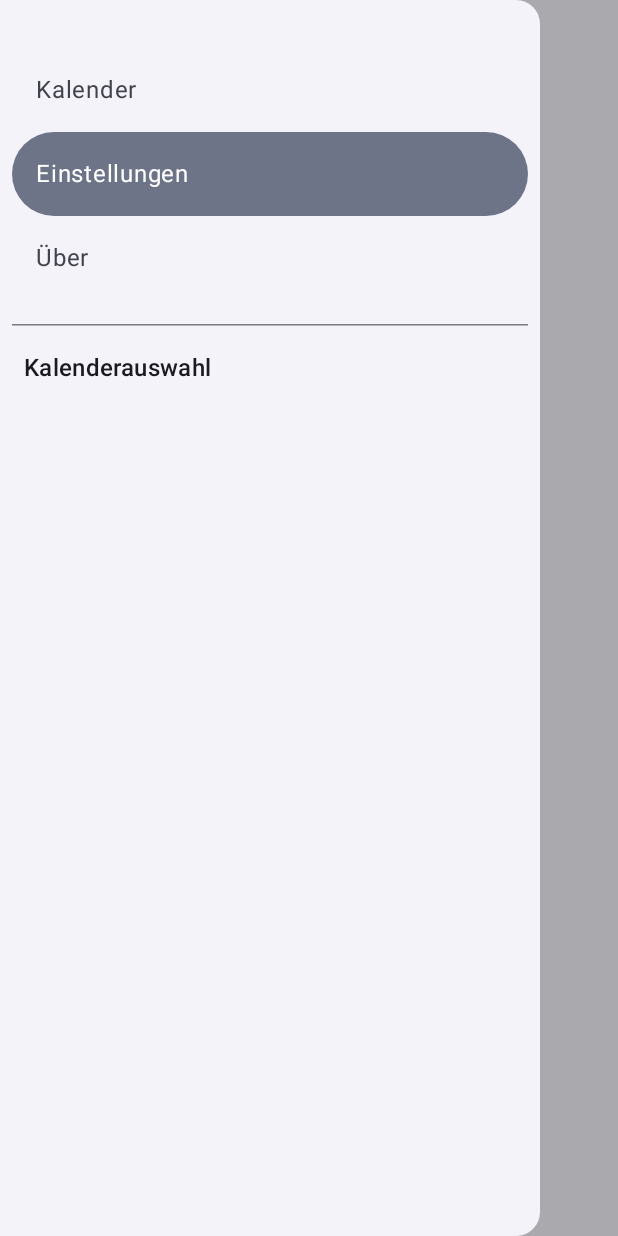
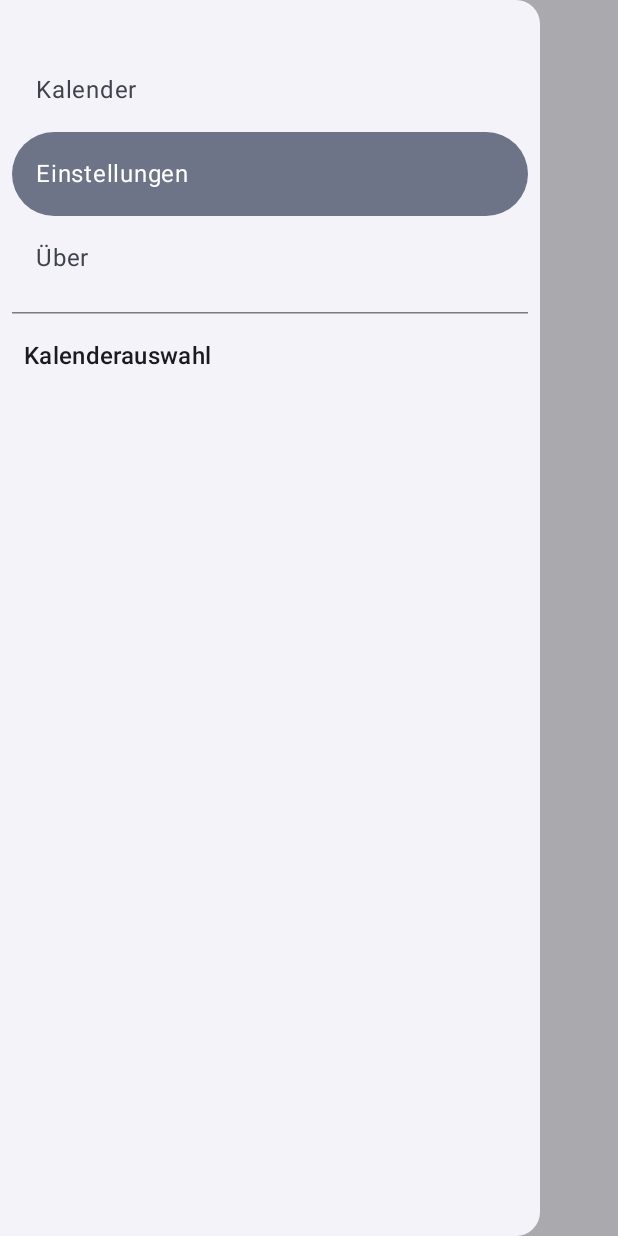
Before and after one commit to MTRNord/NordicCalendar, an Android app built with Jetpack Compose: the SettingsView screen opened through its navigation route, after a tap on "Menü", on a phone screen of 412 x 824 dp. Run offline under Robolectric (Android 15) with nearby library versions, the phone set to English and light mode, and no system bars; our stand-ins replace Dagger/Hilt's generated code; libraries missing offline, so code that uses them is left out: me.zhanghai.compose; missing, so only their content is drawn: ProvidePreferenceLocals; 1 statement that could not run was skipped.

Commit message:
Fix some oddness with the sidebar in the event details

```diff
--- a/app/src/main/java/space/midnightthoughts/nordiccalendar/components/AppScaffold.kt
+++ b/app/src/main/java/space/midnightthoughts/nordiccalendar/components/AppScaffold.kt
@@ -28,6 +28,60 @@ import space.midnightthoughts.nordiccalendar.R
 
 @OptIn(ExperimentalMaterial3Api::class)
 @Composable
+private fun AppScaffoldContent(
+    title: String?,
+    isBackButtonVisible: Boolean,
+    navController: NavController,
+    onBackClick: (() -> Unit)? = null,
+    floatingActionButton: (@Composable () -> Unit)? = null,
+    content: @Composable (Modifier) -> Unit,
+    onMenuClick: (() -> Unit)? = null
+) {
+    Scaffold(
+        topBar = {
+            TopAppBar(
+                title = {
+                    if (title == null) {
+                        Text(stringResource(R.string.app_name))
+                    } else {
+                        Text(title)
+                    }
+                },
+                navigationIcon = {
+                    if (isBackButtonVisible) {
+                        IconButton(
+                            onClick = {
+                                onBackClick?.invoke() ?: navController.popBackStack()
+                            },
+                            modifier = Modifier.size(48.dp)
+                        ) {
+                            Icon(
+                                Icons.AutoMirrored.Filled.ArrowBack,
+                                contentDescription = stringResource(R.string.back)
+                            )
+                        }
+                    } else if (onMenuClick != null) {
+                        IconButton(
+                            onClick = { onMenuClick() },
+                            modifier = Modifier.size(48.dp)
+                        ) {
+                            Icon(
+                                Icons.Default.Menu,
+                                contentDescription = stringResource(R.string.menu)
+                            )
+                        }
+                    }
+                }
+            )
+        },
+        floatingActionButton = floatingActionButton ?: { },
+    ) { innerPadding ->
+        content(Modifier.padding(innerPadding))
+    }
+}
+
+@OptIn(ExperimentalMaterial3Api::class)
+@Composable
 fun AppScaffold(
     title: String? = null,
     selectedDestination: String,
@@ -45,6 +99,7 @@ fun AppScaffold(
         }
     }
 
+    if (isDrawerDestination) {
         ModalNavigationDrawer(
             drawerState = drawerState,
             drawerContent = {
@@ -55,47 +110,27 @@ fun AppScaffold(
                 )
             }
         ) {
-        Scaffold(
-            topBar = {
-                TopAppBar(
-                    title = {
-                        if (title == null) {
-                            Text(stringResource(R.string.app_name))
-                        } else {
-                            Text(title)
-                        }
-                    },
-                    navigationIcon = {
-                        if (isBackButtonVisible) {
-                            IconButton(
-                                onClick = {
+            AppScaffoldContent(
+                title = title,
+                isBackButtonVisible = isBackButtonVisible,
+                navController = navController,
+                onBackClick = {
                     scope.launch { drawerState.close() }
                     onBackClick?.invoke() ?: navController.popBackStack()
                 },
-                                modifier = Modifier.size(48.dp)
-                            ) {
-                                Icon(
-                                    Icons.AutoMirrored.Filled.ArrowBack,
-                                    contentDescription = stringResource(R.string.back)
+                floatingActionButton = floatingActionButton,
+                content = content,
+                onMenuClick = { scope.launch { drawerState.open() } }
             )
         }
     } else {
-                            IconButton(
-                                onClick = { scope.launch { drawerState.open() } },
-                                modifier = Modifier.size(48.dp)
-                            ) {
-                                Icon(
-                                    Icons.Default.Menu,
-                                    contentDescription = stringResource(R.string.menu)
+        AppScaffoldContent(
+            title = title,
+            isBackButtonVisible = true,
+            navController = navController,
+            onBackClick = onBackClick,
+            floatingActionButton = floatingActionButton,
+            content = content
         )
     }
 }
-                    }
-                )
-            },
-            floatingActionButton = floatingActionButton ?: { },
-        ) { innerPadding ->
-            content(Modifier.padding(innerPadding))
-        }
-    }
-}
--- a/app/src/main/java/space/midnightthoughts/nordiccalendar/components/SidebarDrawer.kt
+++ b/app/src/main/java/space/midnightthoughts/nordiccalendar/components/SidebarDrawer.kt
@@ -3,13 +3,10 @@ package space.midnightthoughts.nordiccalendar.components
 import android.util.Log
 import androidx.compose.foundation.layout.Column
 import androidx.compose.foundation.layout.Row
-import androidx.compose.foundation.layout.Spacer
 import androidx.compose.foundation.layout.fillMaxSize
 import androidx.compose.foundation.layout.fillMaxWidth
-import androidx.compose.foundation.layout.height
 import androidx.compose.foundation.layout.padding
 import androidx.compose.material3.Checkbox
-import androidx.compose.material3.DividerDefaults
 import androidx.compose.material3.DrawerState
 import androidx.compose.material3.HorizontalDivider
 import androidx.compose.material3.MaterialTheme
@@ -128,16 +125,20 @@ fun SidebarDrawer(
                 modifier = Modifier.fillMaxWidth(),
                 colors = NavigationDrawerItemDefaults.colors()
             )
-            Spacer(Modifier.height(16.dp))
-            HorizontalDivider(Modifier, DividerDefaults.Thickness, DividerDefaults.color)
-            Spacer(Modifier.height(8.dp))
+            HorizontalDivider(modifier = Modifier.padding(vertical = 8.dp))
             Text(
                 stringResource(R.string.calendar_selection),
                 style = MaterialTheme.typography.titleMedium,
                 modifier =
                     Modifier.padding(start = 8.dp, bottom = 8.dp, end = 8.dp, top = 8.dp)
             )
-            Spacer(Modifier.height(8.dp))
+            Column(
+                modifier = Modifier
+                    .fillMaxSize()
+                    .padding(horizontal = 8.dp, vertical = 4.dp),
+                verticalArrangement = androidx.compose.foundation.layout.Arrangement.spacedBy(4.dp)
+            ) {
+
                 calendars.value.forEach { calendar ->
                     Row(verticalAlignment = androidx.compose.ui.Alignment.CenterVertically) {
                         Checkbox(
@@ -154,3 +155,4 @@ fun SidebarDrawer(
             }
         }
     }
+}
```
Also changed, not shown: app/src/main/java/space/midnightthoughts/nordiccalendar/screens/EventDetailsView.kt (+19 -10 lines). Lines whose indentation alone changed are shown as unchanged.
